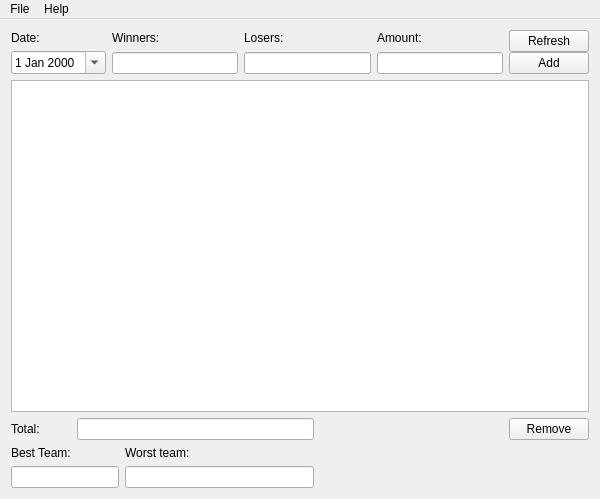
Old version of the form mainwindow.ui in the repository dhmitry/CSGO-Lounge-Statistics.
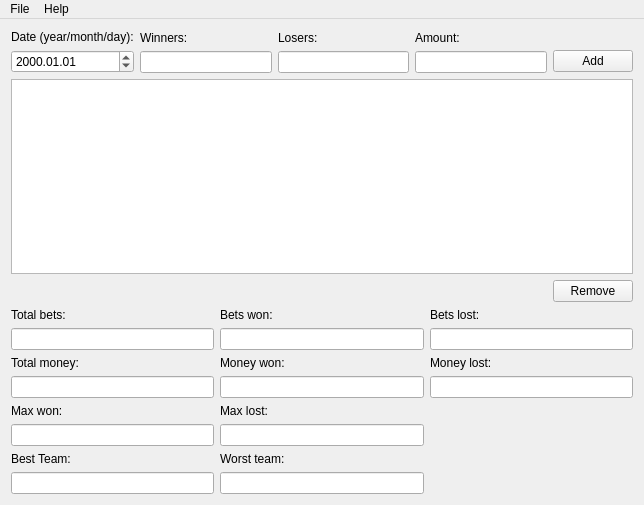
New version of the form.

What changed in the file:
```diff
--- a/mainwindow.ui
+++ b/mainwindow.ui
@@ -6,23 +6,23 @@
    <rect>
     <x>0</x>
     <y>0</y>
-    <width>600</width>
-    <height>499</height>
+    <width>644</width>
+    <height>505</height>
    </rect>
   </property>
   <property name="windowTitle">
    <string>MainWindow</string>
   </property>
   <widget class="QWidget" name="centralWidget">
-   <layout class="QVBoxLayout" name="verticalLayout_6">
+   <layout class="QVBoxLayout" name="verticalLayout">
     <item>
      <layout class="QHBoxLayout" name="horizontalLayout">
       <item>
-       <layout class="QVBoxLayout" name="verticalLayout">
+       <layout class="QVBoxLayout" name="dateLayout">
         <item>
-         <widget class="QLabel" name="label">
+         <widget class="QLabel" name="dateLabel">
           <property name="text">
-           <string>Date:</string>
+           <string>Date (year/month/day):</string>
           </property>
          </widget>
         </item>
@@ -35,10 +35,13 @@
            </sizepolicy>
           </property>
           <property name="currentSection">
-           <enum>QDateTimeEdit::DaySection</enum>
+           <enum>QDateTimeEdit::YearSection</enum>
+          </property>
+          <property name="displayFormat">
+           <string>yyyy.MM.dd</string>
           </property>
           <property name="calendarPopup">
-           <bool>true</bool>
+           <bool>false</bool>
           </property>
           <property name="currentSectionIndex">
            <number>0</number>
@@ -85,7 +88,11 @@
          </widget>
         </item>
         <item>
-         <widget class="QLineEdit" name="amountLineEdit"/>
+         <widget class="QLineEdit" name="amountLineEdit">
+          <property name="maxLength">
+           <number>32767</number>
+          </property>
+         </widget>
         </item>
        </layout>
       </item>
@@ -95,11 +102,20 @@
          <number>0</number>
         </property>
         <item>
-         <widget class="QPushButton" name="refreshButton">
-          <property name="text">
-           <string>Refresh</string>
+         <spacer name="verticalSpacer">
+          <property name="orientation">
+           <enum>Qt::Vertical</enum>
           </property>
-         </widget>
+          <property name="sizeType">
+           <enum>QSizePolicy::Minimum</enum>
+          </property>
+          <property name="sizeHint" stdset="0">
+           <size>
+            <width>20</width>
+            <height>20</height>
+           </size>
+          </property>
+         </spacer>
         </item>
         <item>
          <widget class="QPushButton" name="addButton">
@@ -117,6 +133,9 @@
     </item>
     <item>
      <widget class="QTableView" name="tableView">
+      <property name="alternatingRowColors">
+       <bool>true</bool>
+      </property>
       <property name="selectionBehavior">
        <enum>QAbstractItemView::SelectRows</enum>
       </property>
@@ -135,23 +154,9 @@
      </widget>
     </item>
     <item>
-     <layout class="QGridLayout" name="gridLayout">
-      <item row="0" column="0">
-       <widget class="QLabel" name="label_3">
-        <property name="text">
-         <string>Total:</string>
-        </property>
-       </widget>
-      </item>
-      <item row="0" column="1" colspan="2">
-       <widget class="QLineEdit" name="totalLineEdit">
-        <property name="readOnly">
-         <bool>true</bool>
-        </property>
-       </widget>
-      </item>
-      <item row="0" column="3">
-       <spacer name="horizontalSpacer_2">
+     <layout class="QHBoxLayout" name="bottomButtonLayout">
+      <item>
+       <spacer name="horizontalSpacer">
         <property name="orientation">
          <enum>Qt::Horizontal</enum>
         </property>
@@ -163,8 +168,14 @@
         </property>
        </spacer>
       </item>
-      <item row="0" column="4">
+      <item>
        <widget class="QPushButton" name="removeButton">
+        <property name="sizePolicy">
+         <sizepolicy hsizetype="Fixed" vsizetype="Fixed">
+          <horstretch>0</horstretch>
+          <verstretch>0</verstretch>
+         </sizepolicy>
+        </property>
         <property name="text">
          <string>Remove</string>
         </property>
@@ -173,33 +184,189 @@
         </property>
        </widget>
       </item>
+     </layout>
+    </item>
+    <item>
+     <layout class="QGridLayout" name="gridLayout">
+      <item row="0" column="2">
+       <layout class="QVBoxLayout" name="betsLostLayout">
+        <item>
+         <widget class="QLabel" name="betsLostLabel">
+          <property name="text">
+           <string>Bets lost:</string>
+          </property>
+         </widget>
+        </item>
+        <item>
+         <widget class="QLineEdit" name="betsLostLineEdit">
+          <property name="readOnly">
+           <bool>true</bool>
+          </property>
+         </widget>
+        </item>
+       </layout>
+      </item>
+      <item row="2" column="1">
+       <layout class="QVBoxLayout" name="maxLostLayout">
+        <item>
+         <widget class="QLabel" name="maxLostLabel">
+          <property name="text">
+           <string>Max lost:</string>
+          </property>
+         </widget>
+        </item>
+        <item>
+         <widget class="QLineEdit" name="maxLostLineEdit">
+          <property name="readOnly">
+           <bool>true</bool>
+          </property>
+         </widget>
+        </item>
+       </layout>
+      </item>
+      <item row="3" column="0">
+       <layout class="QVBoxLayout" name="bestTeamLayout">
+        <item>
+         <widget class="QLabel" name="bestTeamLabel">
+          <property name="text">
+           <string>Best Team:</string>
+          </property>
+         </widget>
+        </item>
+        <item>
+         <widget class="QLineEdit" name="bestTeamLineEdit">
+          <property name="readOnly">
+           <bool>true</bool>
+          </property>
+         </widget>
+        </item>
+       </layout>
+      </item>
+      <item row="1" column="1">
+       <layout class="QVBoxLayout" name="moneyWonLayout">
+        <item>
+         <widget class="QLabel" name="moneyWonLabel">
+          <property name="text">
+           <string>Money won:</string>
+          </property>
+         </widget>
+        </item>
+        <item>
+         <widget class="QLineEdit" name="moneyWonLineEdit">
+          <property name="readOnly">
+           <bool>true</bool>
+          </property>
+         </widget>
+        </item>
+       </layout>
+      </item>
       <item row="1" column="2">
-       <widget class="QLabel" name="label_7">
-        <property name="text">
-         <string>Worst team:</string>
-        </property>
-       </widget>
-      </item>
-      <item row="2" column="0" colspan="2">
-       <widget class="QLineEdit" name="bestTeamLineEdit">
-        <property name="readOnly">
-         <bool>true</bool>
-        </property>
-       </widget>
-      </item>
-      <item row="2" column="2">
-       <widget class="QLineEdit" name="worstTeamLineEdit">
-        <property name="readOnly">
-         <bool>true</bool>
-        </property>
-       </widget>
+       <layout class="QVBoxLayout" name="moneyLostLayout">
+        <item>
+         <widget class="QLabel" name="moneyLostLabel">
+          <property name="text">
+           <string>Money lost:</string>
+          </property>
+         </widget>
+        </item>
+        <item>
+         <widget class="QLineEdit" name="moneyLostLineEdit">
+          <property name="readOnly">
+           <bool>true</bool>
+          </property>
+         </widget>
+        </item>
+       </layout>
       </item>
       <item row="1" column="0">
-       <widget class="QLabel" name="label_6">
-        <property name="text">
-         <string>Best Team:</string>
-        </property>
-       </widget>
+       <layout class="QVBoxLayout" name="totalMoneyLayout">
+        <item>
+         <widget class="QLabel" name="totalMoneyLabel">
+          <property name="text">
+           <string>Total money:</string>
+          </property>
+         </widget>
+        </item>
+        <item>
+         <widget class="QLineEdit" name="totalMoneyLineEdit">
+          <property name="readOnly">
+           <bool>true</bool>
+          </property>
+         </widget>
+        </item>
+       </layout>
+      </item>
+      <item row="3" column="1">
+       <layout class="QVBoxLayout" name="worstTeamLayout">
+        <item>
+         <widget class="QLabel" name="worstTeamLabel">
+          <property name="text">
+           <string>Worst team:</string>
+          </property>
+         </widget>
+        </item>
+        <item>
+         <widget class="QLineEdit" name="worstTeamLineEdit">
+          <property name="readOnly">
+           <bool>true</bool>
+          </property>
+         </widget>
+        </item>
+       </layout>
+      </item>
+      <item row="0" column="1">
+       <layout class="QVBoxLayout" name="betsWonLayout">
+        <item>
+         <widget class="QLabel" name="betsWonLabel">
+          <property name="text">
+           <string>Bets won:</string>
+          </property>
+         </widget>
+        </item>
+        <item>
+         <widget class="QLineEdit" name="betsWonLineEdit">
+          <property name="readOnly">
+           <bool>true</bool>
+          </property>
+         </widget>
+        </item>
+       </layout>
+      </item>
+      <item row="0" column="0">
+       <layout class="QVBoxLayout" name="totalBetsLayout">
+        <item>
+         <widget class="QLabel" name="totalBetsLabel">
+          <property name="text">
+           <string>Total bets:</string>
+          </property>
+         </widget>
+        </item>
+        <item>
+         <widget class="QLineEdit" name="totalBetsLineEdit">
+          <property name="readOnly">
+           <bool>true</bool>
+          </property>
+         </widget>
+        </item>
+       </layout>
+      </item>
+      <item row="2" column="0">
+       <layout class="QVBoxLayout" name="maxWonLayout">
+        <item>
+         <widget class="QLabel" name="maxWonLabel">
+          <property name="text">
+           <string>Max won:</string>
+          </property>
+         </widget>
+        </item>
+        <item>
+         <widget class="QLineEdit" name="maxWonLineEdit">
+          <property name="readOnly">
+           <bool>true</bool>
+          </property>
+         </widget>
+        </item>
+       </layout>
       </item>
      </layout>
     </item>
@@ -210,7 +377,7 @@
     <rect>
      <x>0</x>
      <y>0</y>
-     <width>600</width>
+     <width>644</width>
      <height>21</height>
     </rect>
    </property>
```
Left out of the diff: 25 changed lines with no effect on the pictures.
